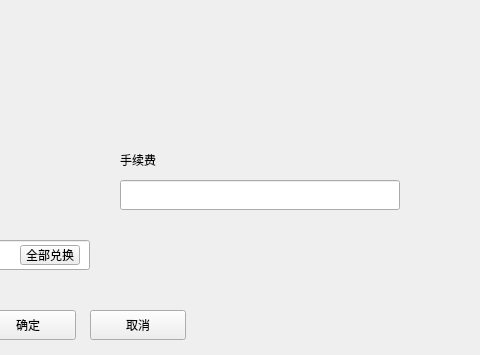
The window that exchange/BuyOrderWidget.ui (HcashOrg/hx-indicator) describes before a commit, drawn with Qt 5; both pictures show x 290 to 770 and y 0 to 355 of the 770 by 530 pixel window.
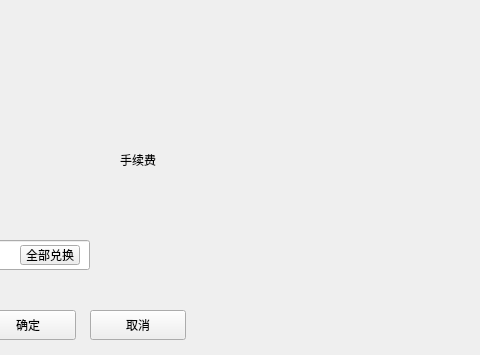
The same window after the commit.

The edit to the form file:
```diff
--- a/exchange/BuyOrderWidget.ui
+++ b/exchange/BuyOrderWidget.ui
@@ -56,16 +56,6 @@
      <string>价格</string>
     </property>
    </widget>
-   <widget class="QLineEdit" name="feeLineEdit">
-    <property name="geometry">
-     <rect>
-      <x>360</x>
-      <y>80</y>
-      <width>280</width>
-      <height>30</height>
-     </rect>
-    </property>
-   </widget>
    <widget class="QLabel" name="priceLabel">
     <property name="geometry">
      <rect>
@@ -198,6 +188,19 @@
      <set>Qt::LinksAccessibleByMouse|Qt::TextSelectableByMouse</set>
     </property>
    </widget>
+   <widget class="QLabel" name="feeLabel">
+    <property name="geometry">
+     <rect>
+      <x>360</x>
+      <y>80</y>
+      <width>200</width>
+      <height>20</height>
+     </rect>
+    </property>
+    <property name="text">
+     <string/>
+    </property>
+   </widget>
   </widget>
   <zorder>widget</zorder>
   <zorder>label_5</zorder>
```
